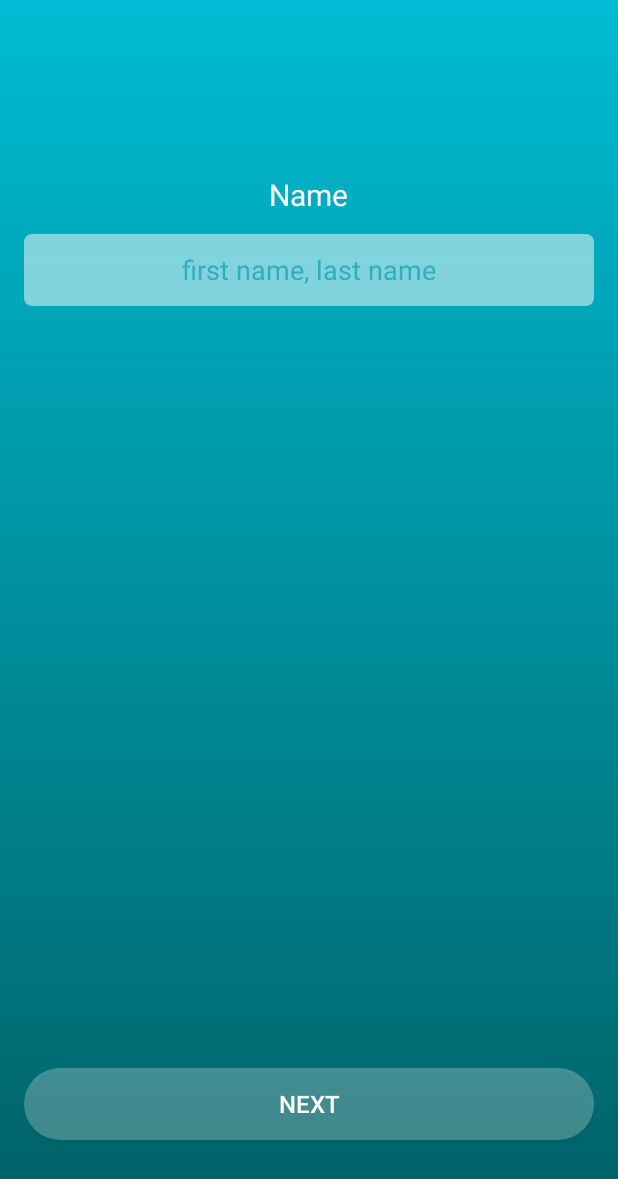
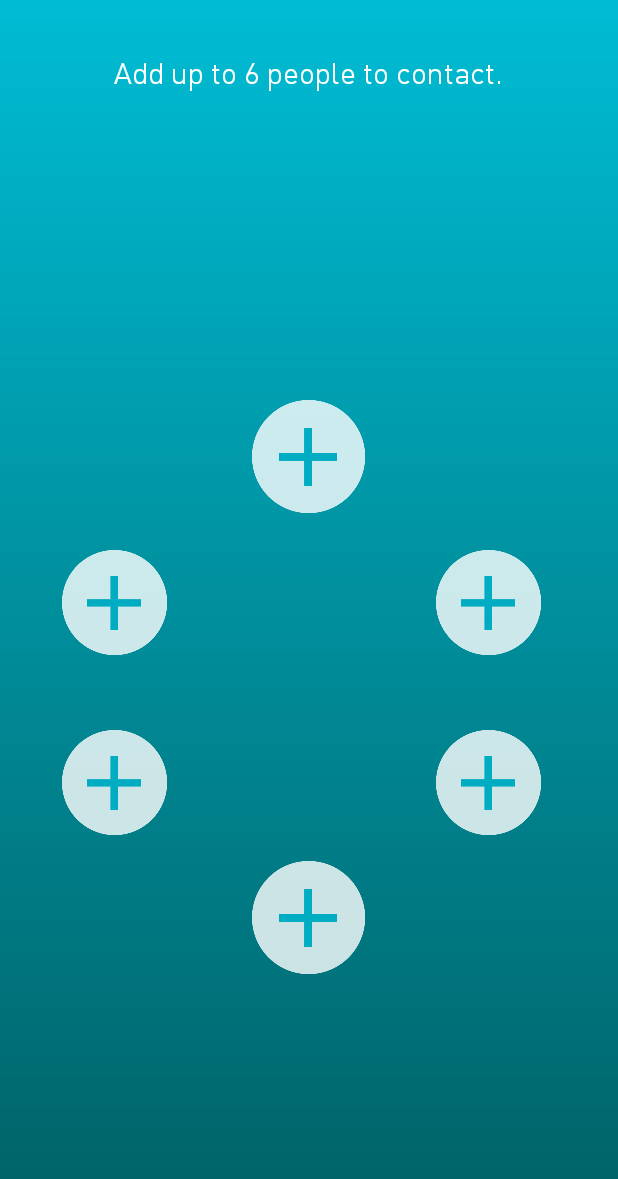
Before and after one commit to Sihui/ChimeHack2-RapePrevention, an Android app: the screen it shows after launch (StartupActivity before the commit, AddContactActivity after it), after a tap on "NEXT", on a phone screen of 412 x 824 dp. Shown: the top 1179 px of the screen. Run offline under Robolectric (Android 15) with nearby library versions, the phone set to English and light mode, and no system bars; our stand-ins replace ButterKnife.

Commit message:
font change in add contact

```diff
--- a/Rapeprevention/app/src/main/java/hackmate/rapeprevention/AddContactActivity.java
+++ b/Rapeprevention/app/src/main/java/hackmate/rapeprevention/AddContactActivity.java
@@ -13,6 +13,7 @@ import android.graphics.PorterDuff;
 import android.graphics.PorterDuffXfermode;
 import android.graphics.Rect;
 import android.graphics.RectF;
+import android.graphics.Typeface;
 import android.net.Uri;
 import android.os.Bundle;
 import android.provider.ContactsContract;
@@ -54,12 +55,21 @@ public class AddContactActivity extends Activity {
     private static final int CONTACT_PICKER_RESULT = 1001;
     private static final String DEBUG_TAG = "debug";
 
+
+    Typeface tf;
+
     @Override
     protected void onCreate(Bundle savedInstanceState) {
         Log.w(DEBUG_TAG, "oncreate");
         super.onCreate(savedInstanceState);
         setContentView(R.layout.activity_add_contact);
         ButterKnife.bind(this);
+        tf = Typeface.createFromAsset(getApplicationContext().getAssets(),
+                "fonts/DIN.ttf");
+
+        TextView add_contact = (TextView) findViewById(R.id.add_contact);
+        add_contact.setTypeface(tf);
+
 
         names.add(0,(TextView) findViewById(R.id.invite_name1));
         names.add(1,(TextView) findViewById(R.id.invite_name2));
@@ -231,6 +241,7 @@ public class AddContactActivity extends Activity {
                         TextView nameEntry = names.get(photo_id);
                         Log.w(DEBUG_TAG, phone);
                         nameEntry.setText(name);
+                        nameEntry.setTypeface(tf);
                         if (phone.length() == 0) {
                             Toast.makeText(this, "No phone number found for contact.",
                                     Toast.LENGTH_LONG).show();
--- a/Rapeprevention/app/src/main/java/hackmate/rapeprevention/StartupActivity.java
+++ b/Rapeprevention/app/src/main/java/hackmate/rapeprevention/StartupActivity.java
@@ -1,6 +1,7 @@
 package hackmate.rapeprevention;
 
 import android.app.Activity;
+import android.content.Intent;
 import android.os.Bundle;
 import android.view.KeyEvent;
 import android.view.inputmethod.EditorInfo;
@@ -38,5 +39,7 @@ public class StartupActivity extends Activity{
     if (!username.getText().toString().isEmpty()) {
       controller.onUserNameEntered(username.getText().toString());
     }
+    Intent intent = new Intent(this, AddContactActivity.class);
+    startActivity(intent);
   }
 }
--- a/Rapeprevention/app/src/main/res/layout/activity_add_contact.xml
+++ b/Rapeprevention/app/src/main/res/layout/activity_add_contact.xml
@@ -131,7 +131,7 @@
         android:layout_width="wrap_content"
         android:layout_height="wrap_content"
         android:text="@string/add_contact"
-        android:id="@+id/textView"
+        android:id="@+id/add_contact"
         android:textColor="@color/white"
         android:textSize="20dp"
         android:layout_above="@+id/invite_name1"
--- a/Rapeprevention/app/src/main/res/values/styles.xml
+++ b/Rapeprevention/app/src/main/res/values/styles.xml
@@ -3,7 +3,11 @@
   <!-- Base application theme. -->
   <style name="AppTheme" parent="Theme.AppCompat.Light.DarkActionBar">
     <item name="android:windowBackground">@drawable/background</item>
+    <item name="android:typeface">serif</item>
+
   </style>
+
+
 
   <style name="ButtonTheme" parent="Base.Widget.AppCompat.Button">
     <item name="android:textSize">16sp</item>
```
Also changed, not shown: Rapeprevention/app/src/main/assets/DINReg.ttf (added), Rapeprevention/app/src/main/assets/fonts/DIN.ttf (added).
